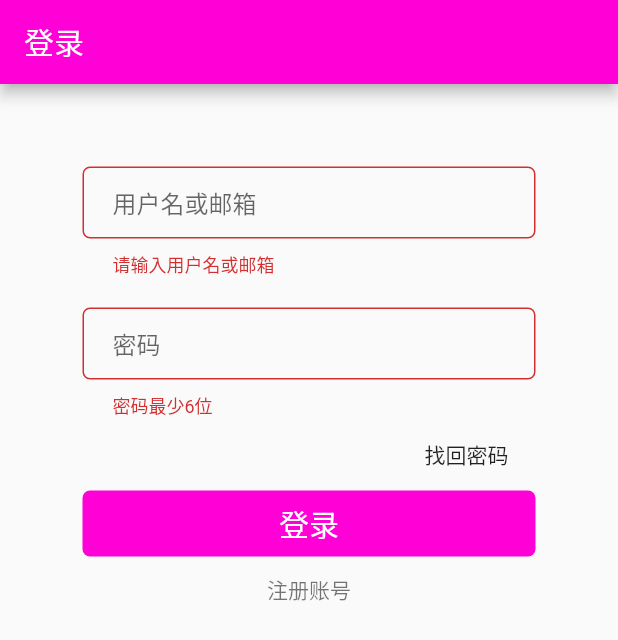
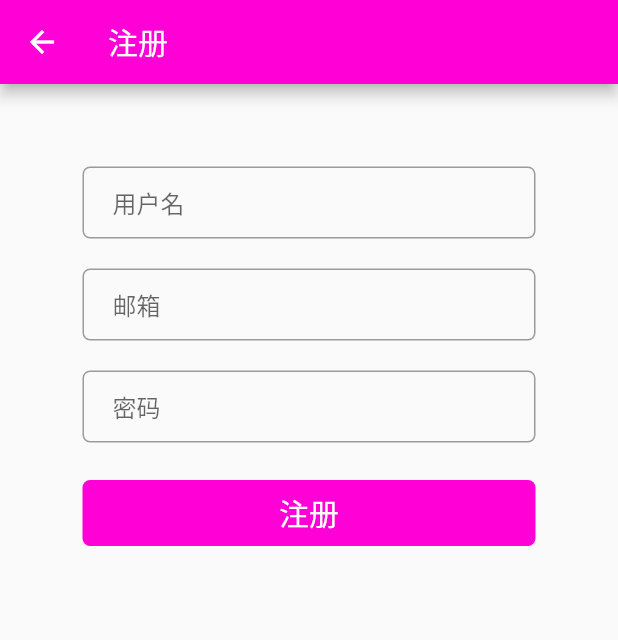
Before and after one commit to mrguanxs/sentient_app, a Flutter app: the screen it shows after launch, after a tap on "登录", after a tap on "注册账号", on a phone screen of 412 x 824 dp. Shown: the top 640 px of the screen. Run offline on Flutter 3.47's test engine with Material 2 defaults, Android fonts, the phone set to English and light mode, and no system bars.

Commit message:
register

```diff
--- a/lib/pages/home/login.dart
+++ b/lib/pages/home/login.dart
@@ -1,4 +1,6 @@
 import 'package:flutter/material.dart';
+import 'package:sentient_app/pages/home/home.dart';
+import 'package:sentient_app/pages/home/register.dart';
 
 class LoginPage extends StatefulWidget{
 
@@ -99,6 +101,12 @@ class _LoginPageState extends State<LoginPage>{
                   if((_formKey.currentState as FormState).validate()){
                     //todo 登录请求
                     print('登录');
+                    Navigator.push(
+                        context,
+                        MaterialPageRoute(builder: (context){
+                          return MyHomePage(title: 'Home',);
+                        })
+                    );
                   }
                 },
               ),
@@ -114,9 +122,15 @@ class _LoginPageState extends State<LoginPage>{
                   '注册账号',
                   style: TextStyle(color: Colors.black54),
                 ),
-                onPressed: (){
+                onPressed: () async {
                   //todo 注册页面
                   print('注册');
+                  Navigator.push(
+                      context,
+                      MaterialPageRoute(builder: (context){
+                        return RegisterPage();
+                      })
+                  );
                 },
               ),
             ),
--- a/lib/pages/home/my_app.dart
+++ b/lib/pages/home/my_app.dart
@@ -1,5 +1,6 @@
 import 'package:flutter/material.dart';
 import 'package:sentient_app/pages/home/home.dart';
+import 'package:sentient_app/pages/home/register.dart';
 import 'package:sentient_app/pages/tool/cache_tool.dart';
 
 import 'login.dart';
--- /dev/null
+++ b/lib/pages/home/register.dart
@@ -0,0 +1,117 @@
+import 'package:flutter/material.dart';
+
+class RegisterPage extends StatefulWidget{
+
+  @override
+  _RegisterPageState createState() {
+    return _RegisterPageState();
+  }
+}
+
+class _RegisterPageState extends State<RegisterPage>{
+
+  @override
+  Widget build(BuildContext context) {
+    final GlobalKey _formKey= new GlobalKey<FormState>();
+    return Scaffold(
+      appBar: AppBar(title: Text('注册')),
+      body: Container(
+        padding: EdgeInsets.all(55.0),
+        child: Column(
+          children: <Widget>[
+            Form(
+                key: _formKey,
+                child: Column(
+                  children: <Widget>[
+                    //用户名
+                    TextFormField(
+                      autofocus: false,
+                      keyboardType: TextInputType.name,
+                      decoration: InputDecoration(
+                        contentPadding: EdgeInsets.symmetric(
+                            horizontal: 20,vertical: 10
+                        ),
+                        hintText: '用户名',
+                        border: OutlineInputBorder(
+                          borderRadius: BorderRadius.circular(5)
+                        )
+                      ),
+                      validator: (value){
+                        if(value.length < 1){
+                          return '请输入用户名';
+                        }
+                        return null;
+                      },
+                    ),
+                    SizedBox(height: 20),
+                    TextFormField(
+                      autofocus: false,
+                      keyboardType: TextInputType.emailAddress,
+                      decoration: InputDecoration(
+                          contentPadding: EdgeInsets.symmetric(
+                              horizontal: 20,vertical: 10
+                          ),
+                          hintText: '邮箱',
+                          border: OutlineInputBorder(
+                              borderRadius: BorderRadius.circular(5)
+                          )
+                      ),
+                      validator: (value){
+                        RegExp reg = new RegExp(r'^[a-zA-Z0-9_-]+@[a-zA-Z0-9_-]+(\.[a-zA-Z0-9_-]+)+$');
+                        if(!reg.hasMatch(value)){
+                          return '请输入邮箱';
+                        }
+                        return null;
+                      },
+                    ),
+                    SizedBox(height: 20),
+                    TextFormField(
+                      obscureText: true,
+                      autofocus: false,
+                      keyboardType: TextInputType.visiblePassword,
+                      decoration: InputDecoration(
+                          contentPadding: EdgeInsets.symmetric(
+                              horizontal: 20,vertical: 10
+                          ),
+                          hintText: '密码',
+                          border: OutlineInputBorder(
+                              borderRadius: BorderRadius.circular(5)
+                          )
+                      ),
+                      validator: (value){
+                        if(value.length < 6){
+                          return '密码最少6位';
+                        }
+                        return null;
+                      },
+                    )
+                  ],
+                )
+            ),
+            SizedBox(height: 25),
+            Container(
+              height: 44,
+              width: MediaQuery.of(context).size.width -110,
+              decoration: BoxDecoration(
+                  color: Theme.of(context).primaryColor,
+                  borderRadius: BorderRadius.circular(5)
+              ),
+              child: FlatButton(
+                child: Text(
+                  '注册',
+                  style: TextStyle(fontSize: 20, color: Colors.white),
+                ),
+                onPressed: (){
+                  if((_formKey.currentState as FormState).validate()){
+                    //todo 注册请求
+                    print('注册');
+                  }
+                },
+              ),
+            ),
+          ],
+        ),
+      ),
+    );
+  }
+}
```
